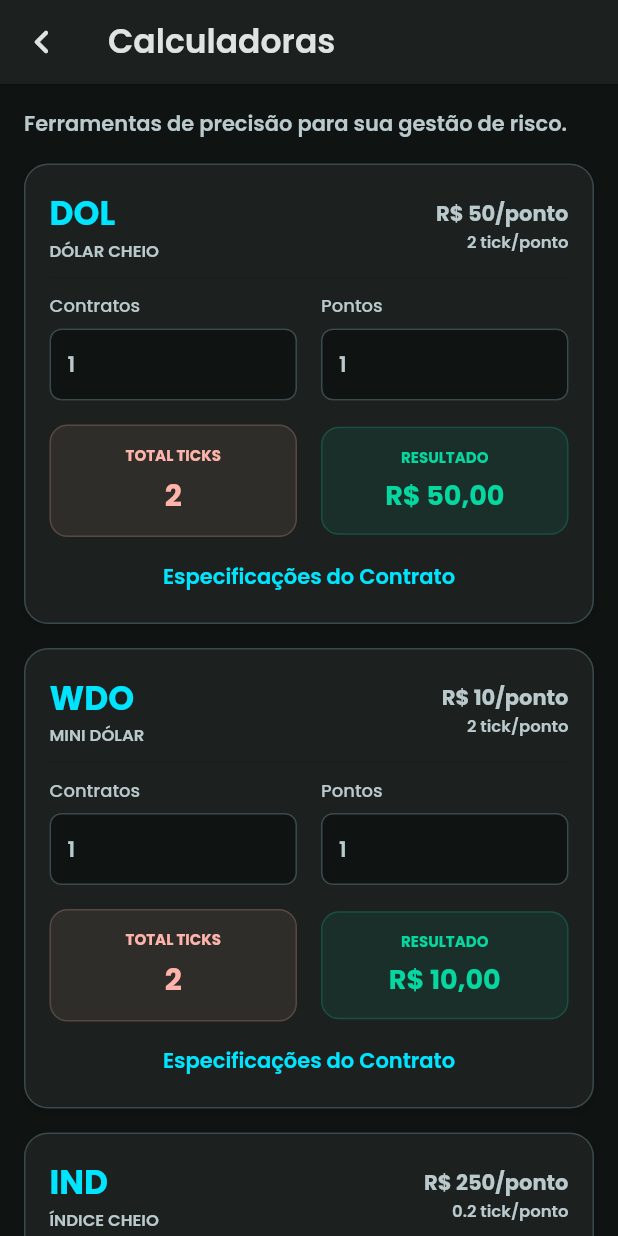
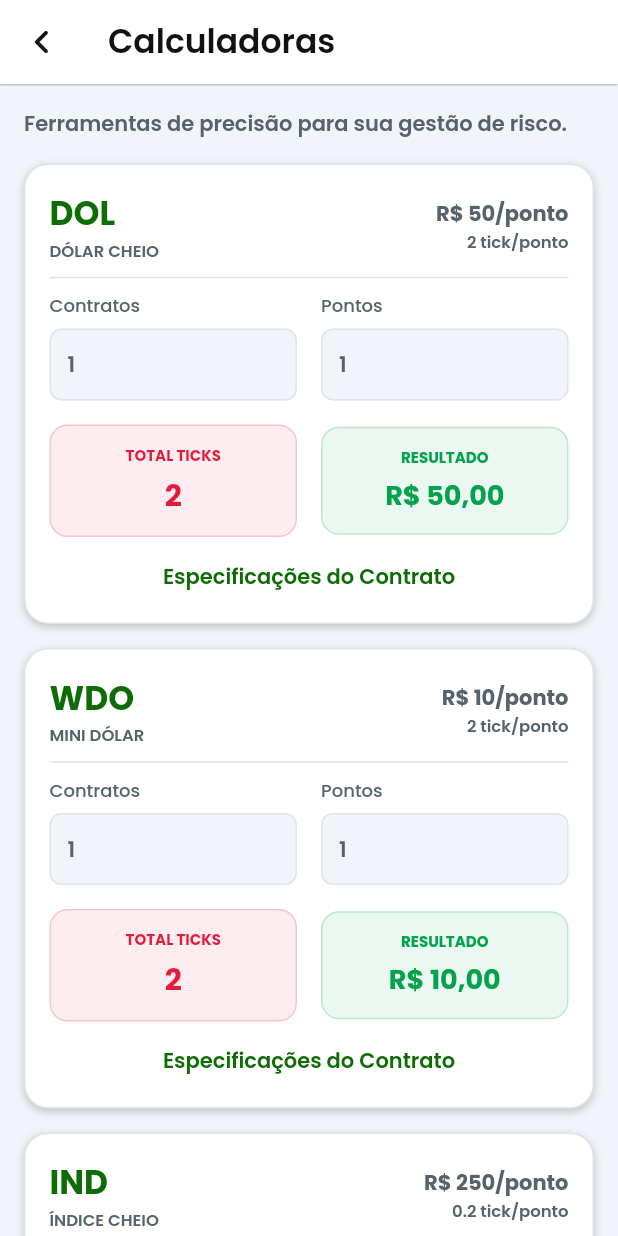
Before and after one commit to tradingplan/price_action_master, a Flutter app: the CalculadorasWidget screen opened directly, on a phone screen of 412 x 824 dp. Run offline on Flutter 3.47's test engine with Material 3 defaults, Android fonts, the phone set to English and light mode, and no system bars; our stand-ins replace auto_size_text, cached_network_image, cloud_firestore, firebase_core, flutter_animate, flutter_spinkit and 8 more; missing offline and left inert: json_path; accounts and stored records are empty; network calls fail.

Commit message:
revert: restaurado o tema verde original do aplicativo

```diff
--- a/lib/flutter_flow/flutter_flow_theme.dart
+++ b/lib/flutter_flow/flutter_flow_theme.dart
@@ -163,28 +163,28 @@
   @Deprecated('Use tertiary instead')
   Color get tertiaryColor => tertiary;
 
-  late Color primary = const Color(0xFF00E5FF); // Neon Cyan
-  late Color secondary = const Color(0xFFE9C176); // Gold
-  late Color tertiary = const Color(0xFFFFE7E6);
-  late Color alternate = const Color(0xFF3B494C);
-  late Color primaryText = const Color(0xFFDFE3E1); // Muted Silver
-  late Color secondaryText = const Color(0xFFBAC9CC); // Slate Blue
-  late Color primaryBackground = const Color(0xFF0F1413); // Dark Greenish-Black
-  late Color secondaryBackground = const Color(0xFF1C211F); // Dark Greenish-Grey Card
-  late Color accent1 = const Color(0xFF313635);
-  late Color accent2 = const Color(0xFF262B2A);
-  late Color accent3 = const Color(0xFF181d1b);
-  late Color accent4 = const Color(0xFF0A0F0E);
-  late Color success = const Color(0xFF06D6A0); // Caribbean Green
-  late Color warning = const Color(0xFFDAB36A);
-  late Color error = const Color(0xFFFFB4AB);
-  late Color info = const Color(0xFF00DAF3);
+  late Color primary = const Color(0xFF0E6C04);
+  late Color secondary = const Color(0xFF51C83D);
+  late Color tertiary = const Color(0xFFDD462D);
+  late Color alternate = const Color(0xFFFF5963);
+  late Color primaryText = const Color(0xFF101213);
+  late Color secondaryText = const Color(0xFF57636C);
+  late Color primaryBackground = const Color(0xFFF1F4F8);
+  late Color secondaryBackground = const Color(0xFFFFFFFF);
+  late Color accent1 = const Color(0xFF616161);
+  late Color accent2 = const Color(0xFF757575);
+  late Color accent3 = const Color(0xFFE0E0E0);
+  late Color accent4 = const Color(0xFFEEEEEE);
+  late Color success = const Color(0xFF04A24C);
+  late Color warning = const Color(0xFFFCDC0C);
+  late Color error = const Color(0xFFE21C3D);
+  late Color info = const Color(0xFF1C4494);
 
-  late Color primaryBtnText = const Color(0xFF0A0F0E);
-  late Color lineColor = const Color(0xFF3B494C);
-  late Color grayIcon = const Color(0xFF849396);
-  late Color gray200 = const Color(0xFF3B494C);
-  late Color gray600 = const Color(0xFF313635);
+  late Color primaryBtnText = const Color(0xFFFFFFFF);
+  late Color lineColor = const Color(0xFFE0E3E7);
+  late Color grayIcon = const Color(0xFF95A1AC);
+  late Color gray200 = const Color(0xFFDBE2E7);
+  late Color gray600 = const Color(0xFF262D34);
   late Color black600 = const Color(0xFF090F13);
   late Color tertiary400 = const Color(0xFF39D2C0);
   late Color textColor = const Color(0xFF1E2429);
```
